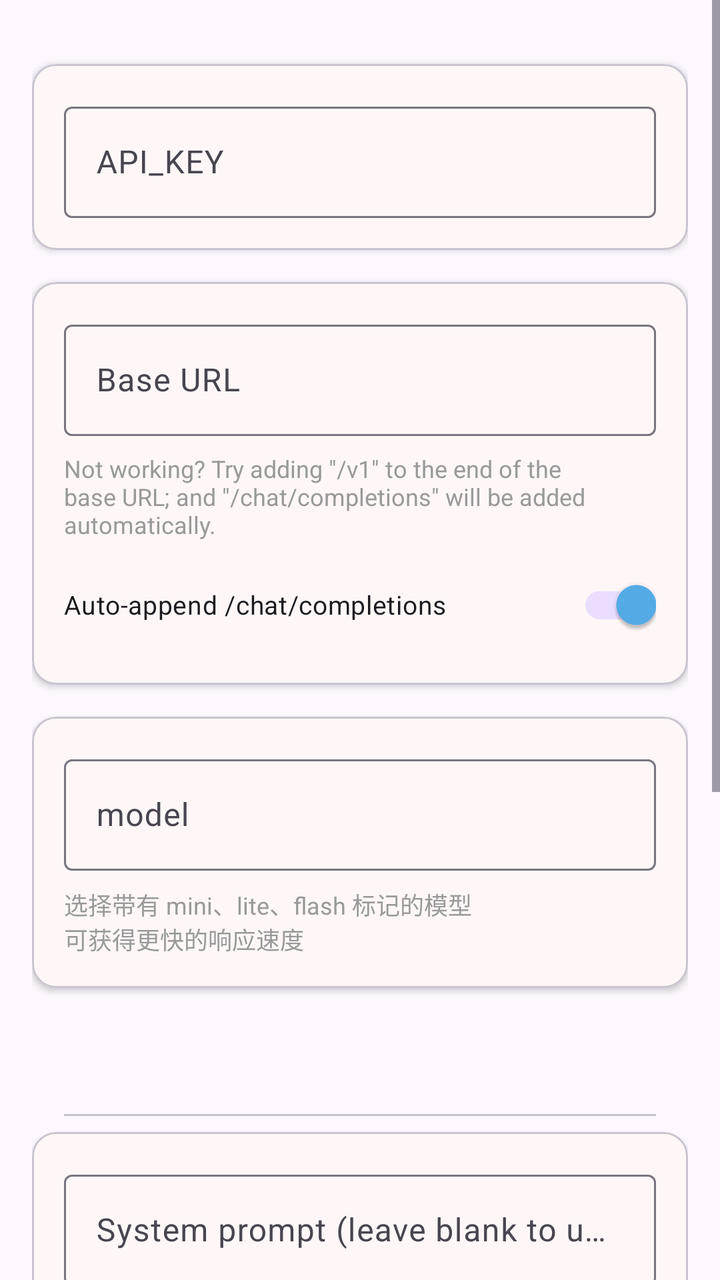
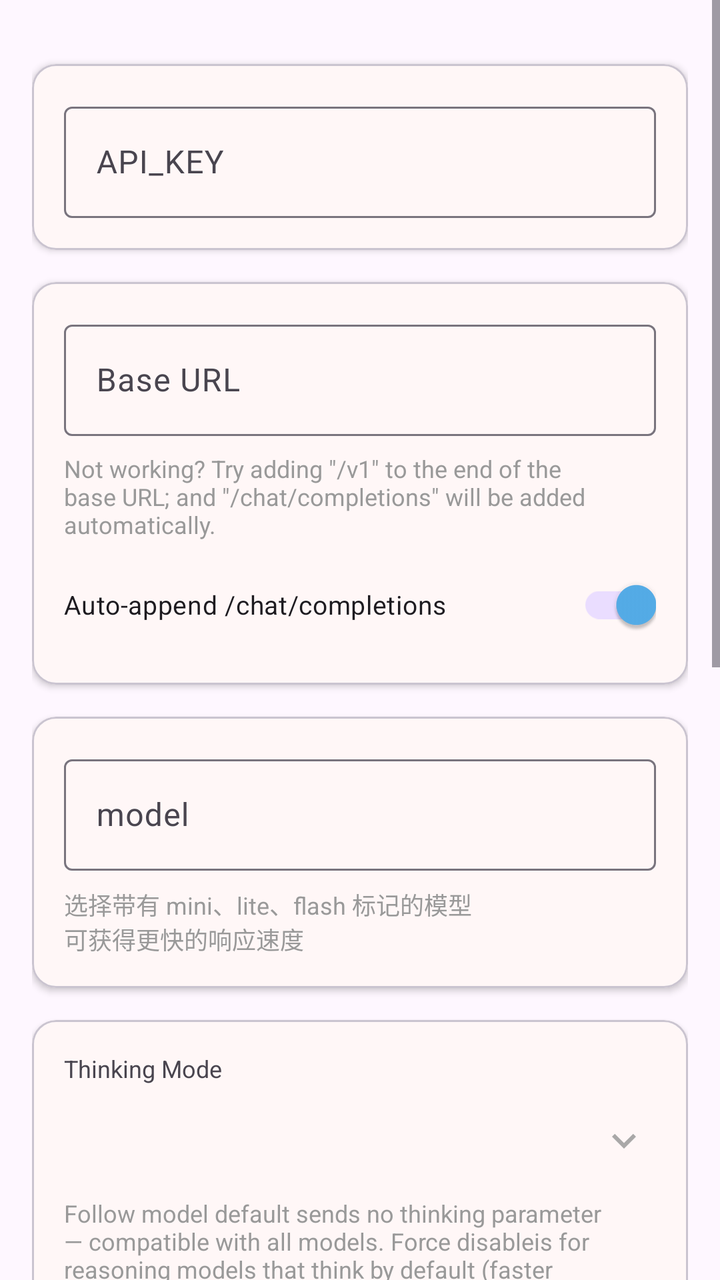

An Android layout rendered at two revisions. The XML below is the earlier revision; the diff shows what the commit changed to produce the second picture.
<!-- AndroidManifest.xml: application theme Theme.MT -->
<!-- res/layout/fragment_openai_api.xml -->
<?xml version="1.0" encoding="utf-8"?>
<ScrollView xmlns:android="http://schemas.android.com/apk/res/android"
    xmlns:app="http://schemas.android.com/apk/res-auto"
    android:layout_width="match_parent"
    android:layout_height="match_parent"
    android:fitsSystemWindows="true">

    <LinearLayout
        android:layout_width="match_parent"
        android:layout_height="wrap_content"
        android:orientation="vertical"
        android:padding="16dp">

        
        <LinearLayout
            android:layout_width="match_parent"
            android:layout_height="wrap_content"
            android:layout_marginBottom="16dp"
            android:orientation="horizontal"
            android:gravity="center_vertical|center_horizontal">

            <ImageView
                android:id="@+id/providerIcon"
                android:layout_width="40dp"
                android:layout_height="40dp"
                android:layout_marginEnd="8dp"
                android:visibility="gone" />

            
            <TextView
                android:id="@+id/providerNameText"
                android:layout_width="wrap_content"
                android:layout_height="wrap_content"
                android:textSize="18sp"
                android:textColor="#333333"
                android:textStyle="bold"
                android:visibility="gone" />

            
            <com.google.android.material.textfield.TextInputLayout
                android:id="@+id/providerNameInputLayout"
                android:layout_width="match_parent"
                android:layout_height="wrap_content"
                android:visibility="gone">

                <com.google.android.material.textfield.TextInputEditText
                    android:id="@+id/editProviderName"
                    android:layout_width="match_parent"
                    android:layout_height="wrap_content"
                    android:hint="@string/custom_api_name_hint" />
            </com.google.android.material.textfield.TextInputLayout>
        </LinearLayout>

        
        <com.google.android.material.card.MaterialCardView
            android:layout_width="match_parent"
            android:layout_height="wrap_content"
            android:layout_marginBottom="16dp"
            app:cardBackgroundColor="@color/card_background"
            app:cardElevation="2dp">

            <LinearLayout
                android:layout_width="match_parent"
                android:layout_height="wrap_content"
                android:orientation="vertical"
                android:padding="16dp">

                <com.google.android.material.textfield.TextInputLayout
                    android:layout_width="match_parent"
                    android:layout_height="wrap_content">

                    <com.google.android.material.textfield.TextInputEditText
                        android:id="@+id/editApiKey"
                        android:layout_width="match_parent"
                        android:layout_height="wrap_content"
                        android:hint="@string/api_key" />
                </com.google.android.material.textfield.TextInputLayout>

                <TextView
                    android:id="@+id/consoleLink"
                    android:layout_width="wrap_content"
                    android:layout_height="wrap_content"
                    android:layout_marginTop="8dp"
                    android:textColor="#55AEEA"
                    android:textSize="12sp"
                    android:visibility="gone" />
            </LinearLayout>
        </com.google.android.material.card.MaterialCardView>

        
        <com.google.android.material.card.MaterialCardView
            android:id="@+id/baseUrlCard"
            android:layout_width="match_parent"
            android:layout_height="wrap_content"
            android:layout_marginBottom="16dp"
            app:cardBackgroundColor="@color/card_background"
            app:cardElevation="2dp">

            <LinearLayout
                android:layout_width="match_parent"
                android:layout_height="wrap_content"
                android:orientation="vertical"
                android:padding="16dp">

                <com.google.android.material.textfield.TextInputLayout
                    android:layout_width="match_parent"
                    android:layout_height="wrap_content">

                    <com.google.android.material.textfield.TextInputEditText
                        android:id="@+id/editBaseUrl"
                        android:layout_width="match_parent"
                        android:layout_height="wrap_content"
                        android:hint="@string/base_url" />
                </com.google.android.material.textfield.TextInputLayout>

                <TextView
                    android:id="@+id/builtinUrlBadge"
                    android:layout_width="wrap_content"
                    android:layout_height="wrap_content"
                    android:layout_marginTop="4dp"
                    android:text="@string/builtin_field_readonly"
                    android:textColor="?android:textColorSecondary"
                    android:textSize="12sp"
                    android:visibility="gone" />

                <TextView
                    android:layout_width="wrap_content"
                    android:layout_height="wrap_content"
                    android:layout_marginTop="8dp"
                    android:text="@string/base_url_tips"
                    android:textColor="#999999"
                    android:textSize="12sp" />

                <com.google.android.material.switchmaterial.SwitchMaterial
                    android:id="@+id/switchAutoAppendPath"
                    android:layout_width="match_parent"
                    android:layout_height="wrap_content"
                    android:layout_marginTop="8dp"
                    android:text="@string/auto_append_path_title"
                    android:textSize="13sp"
                    android:checked="true" />

            </LinearLayout>
        </com.google.android.material.card.MaterialCardView>

        
        <com.google.android.material.card.MaterialCardView
            android:layout_width="match_parent"
            android:layout_height="wrap_content"
            android:layout_marginBottom="16dp"
            app:cardBackgroundColor="@color/card_background"
            app:cardElevation="2dp">

            <LinearLayout
                android:layout_width="match_parent"
                android:layout_height="wrap_content"
                android:orientation="vertical"
                android:padding="16dp">

                
                <com.google.android.material.textfield.TextInputLayout
                    android:id="@+id/modelInputLayout"
                    android:layout_width="match_parent"
                    android:layout_height="wrap_content">

                    <com.google.android.material.textfield.TextInputEditText
                        android:id="@+id/editModelName"
                        android:layout_width="match_parent"
                        android:layout_height="wrap_content"
                        android:hint="@string/model" />
                </com.google.android.material.textfield.TextInputLayout>

                
                <LinearLayout
                    android:id="@+id/modelSpinnerLayout"
                    android:layout_width="match_parent"
                    android:layout_height="wrap_content"
                    android:orientation="vertical"
                    android:visibility="gone">

                    <TextView
                        android:layout_width="wrap_content"
                        android:layout_height="wrap_content"
                        android:text="@string/model_selection"
                        android:textColor="?android:textColorSecondary"
                        android:textSize="12sp" />

                    <TextView
                        android:id="@+id/modelSelector"
                        android:layout_width="match_parent"
                        android:layout_height="wrap_content"
                        android:layout_marginTop="4dp"
                        android:paddingVertical="12dp"
                        android:paddingHorizontal="4dp"
                        android:textSize="16sp"
                        android:textColor="#333333"
                        android:background="?attr/selectableItemBackground"
                        android:drawableEnd="@drawable/baseline_expand_more"
                        android:drawableTint="#999999" />
                </LinearLayout>

                <TextView
                    android:id="@+id/modelTips"
                    android:layout_width="wrap_content"
                    android:layout_height="wrap_content"
                    android:layout_marginTop="8dp"
                    android:text="@string/model_tips"
                    android:textColor="#999999"
                    android:textSize="12sp" />

            </LinearLayout>
        </com.google.android.material.card.MaterialCardView>

        
        <com.google.android.material.tabs.TabLayout
            android:id="@+id/prompt_mode_tabs"
            android:layout_width="match_parent"
            android:layout_height="wrap_content"
            android:layout_marginStart="16dp"
            android:layout_marginEnd="16dp"
            android:layout_marginBottom="8dp"
            app:tabMode="fixed"
            app:tabGravity="fill"
            app:tabIndicatorColor="@color/design_default_color_primary"
            app:tabSelectedTextColor="@color/design_default_color_primary"
            app:tabTextColor="@android:color/darker_gray" />

        
        <com.google.android.material.card.MaterialCardView
            android:layout_width="match_parent"
            android:layout_height="wrap_content"
            android:layout_marginBottom="16dp"
            app:cardBackgroundColor="@color/card_background"
            app:cardElevation="2dp">

            <LinearLayout
                android:layout_width="match_parent"
                android:layout_height="wrap_content"
                android:orientation="vertical"
                android:padding="16dp">

                <com.google.android.material.textfield.TextInputLayout
                    android:layout_width="match_parent"
                    android:layout_height="wrap_content">

                    <com.google.android.material.textfield.TextInputEditText
                        android:id="@+id/editSystemPrompt"
                        android:layout_width="match_parent"
                        android:layout_height="wrap_content"
                        android:hint="@string/system_prompt" />

                </com.google.android.material.textfield.TextInputLayout>

                <TextView
                    android:id="@+id/btnResetSystemPrompt"
                    android:layout_width="wrap_content"
                    android:layout_height="wrap_content"
                    android:layout_marginTop="4dp"
                    android:text="@string/reset_to_default"
                    android:textColor="#55AEEA"
                    android:textSize="13sp"
                    android:visibility="gone"
                    android:background="?attr/selectableItemBackground" />

            </LinearLayout>
        </com.google.android.material.card.MaterialCardView>

        
        <com.google.android.material.card.MaterialCardView
            android:layout_width="match_parent"
            android:layout_height="wrap_content"
            android:layout_marginBottom="16dp"
            app:cardBackgroundColor="@color/card_background"
            app:cardElevation="2dp">

            <LinearLayout
                android:layout_width="match_parent"
                android:layout_height="wrap_content"
                android:orientation="vertical"
                android:padding="16dp">

                <com.google.android.material.textfield.TextInputLayout
                    android:layout_width="match_parent"
                    android:layout_height="wrap_content">

                    <com.google.android.material.textfield.TextInputEditText
                        android:id="@+id/editUserPrompt"
                        android:layout_width="match_parent"
                        android:layout_height="wrap_content"
                        android:hint="@string/user_prompt" />

                </com.google.android.material.textfield.TextInputLayout>

                <TextView
                    android:id="@+id/btnResetUserPrompt"
                    android:layout_width="wrap_content"
                    android:layout_height="wrap_content"
                    android:layout_marginTop="4dp"
                    android:text="@string/reset_to_default"
                    android:textColor="#55AEEA"
                    android:textSize="13sp"
                    android:visibility="gone"
                    android:background="?attr/selectableItemBackground" />

                <TextView
                    android:layout_width="wrap_content"
                    android:layout_height="wrap_content"
                    android:layout_marginTop="8dp"
                    android:text="@string/openai_use_source_text"
                    android:textColor="#999999"
                    android:textSize="12sp" />

            </LinearLayout>
        </com.google.android.material.card.MaterialCardView>

        
        <Button
            android:id="@+id/btnSave"
            android:layout_width="match_parent"
            android:layout_height="wrap_content"
            android:layout_marginTop="8dp"
            android:text="@string/save_configuration" />

        
        <Button
            android:id="@+id/btnTest"
            android:layout_width="match_parent"
            android:layout_height="wrap_content"
            android:layout_marginTop="8dp"
            android:text="@string/test_provider"
            style="?attr/materialButtonOutlinedStyle" />

        
        <Button
            android:id="@+id/btnDelete"
            android:layout_width="match_parent"
            android:layout_height="wrap_content"
            android:layout_marginTop="8dp"
            android:text="@string/custom_api_delete"
            style="?attr/materialButtonOutlinedStyle" />

    </LinearLayout>
</ScrollView>
<!-- resources referenced by this layout -->
<resources>
  <color name="card_background">#FFF7F7</color>
  <!-- drawable baseline_expand_more (drawable) -->
  <vector xmlns:android="http://schemas.android.com/apk/res/android" android:alpha="0.85" android:height="24dp" android:tint="#605E5E" android:viewportHeight="24" android:viewportWidth="24" android:width="24dp">
        
      <path android:fillColor="@android:color/white" android:pathData="M16.59,8.59L12,13.17 7.41,8.59 6,10l6,6 6,-6z"/>
      
  </vector>
  <string name="api_key">API_KEY</string>
  <string name="auto_append_path_title">Auto-append /chat/completions</string>
  <string name="base_url">Base URL</string>
  <string name="base_url_tips">Not working? Try adding \"/v1\" to the end of the base URL; and \"/chat/completions\" will be added automatically.</string>
  <string name="builtin_field_readonly">This field is read-only for built-in APIs</string>
  <string name="custom_api_delete">Delete This API</string>
  <string name="custom_api_name_hint">Name this API</string>
  <string name="model">model</string>
  <string name="model_selection">Model Selection</string>
  <string name="model_tips">选择带有 mini、lite、flash 标记的模型\n可获得更快的响应速度</string>
  <string name="openai_use_source_text">In the user prompt, use \"usefromlang\" to represent the source language, \"usetolang\" to represent the target language, and \"usesourcetext\" to represent the text to be translated</string>
  <string name="reset_to_default">Reset to Default</string>
  <string name="save_configuration">Save Configuration</string>
  <string name="system_prompt">System prompt (leave blank to use the default)</string>
  <string name="test_provider">Test connection</string>
  <string name="user_prompt">User prompt (leave blank to use default)</string>
  <style name="Theme.MT" parent="Base.Theme.MT">
          
          <item name="android:navigationBarColor">@android:color/transparent</item>
          <item name="android:statusBarColor">@android:color/transparent</item>
          <item name="android:windowLightStatusBar">?attr/isLightTheme</item>
      </style>
  <style name="Base.Theme.MT" parent="Theme.Material3.Light.NoActionBar">
          <item name="colorPrimary">#55AEEA</item>
          <item name="android:navigationBarColor">
              @android:color/transparent
          </item>
          <item name="android:enforceNavigationBarContrast">false</item>
          <item name="android:enforceStatusBarContrast">false</item>
      </style>
</resources>

<!-- the commit's change to res/layout/fragment_openai_api.xml (unified diff, before → after) -->
@@ -212,6 +212,51 @@
         </com.google.android.material.card.MaterialCardView>
 
         
+        <com.google.android.material.card.MaterialCardView
+            android:layout_width="match_parent"
+            android:layout_height="wrap_content"
+            android:layout_marginBottom="16dp"
+            app:cardBackgroundColor="@color/card_background"
+            app:cardElevation="2dp">
+
+            <LinearLayout
+                android:layout_width="match_parent"
+                android:layout_height="wrap_content"
+                android:orientation="vertical"
+                android:padding="16dp">
+
+                <TextView
+                    android:layout_width="wrap_content"
+                    android:layout_height="wrap_content"
+                    android:text="@string/thinking_mode_title"
+                    android:textColor="?android:textColorSecondary"
+                    android:textSize="12sp" />
+
+                <TextView
+                    android:id="@+id/thinkingModeSelector"
+                    android:layout_width="match_parent"
+                    android:layout_height="wrap_content"
+                    android:layout_marginTop="4dp"
+                    android:paddingVertical="12dp"
+                    android:paddingHorizontal="4dp"
+                    android:textSize="16sp"
+                    android:textColor="#333333"
+                    android:background="?attr/selectableItemBackground"
+                    android:drawableEnd="@drawable/baseline_expand_more"
+                    android:drawableTint="#999999" />
+
+                <TextView
+                    android:layout_width="wrap_content"
+                    android:layout_height="wrap_content"
+                    android:layout_marginTop="4dp"
+                    android:text="@string/thinking_mode_summary"
+                    android:textColor="#999999"
+                    android:textSize="12sp" />
+
+            </LinearLayout>
+        </com.google.android.material.card.MaterialCardView>
+
+        
         <com.google.android.material.tabs.TabLayout
             android:id="@+id/prompt_mode_tabs"
             android:layout_width="match_parent"
<!-- resource entries referenced after the edit -->
@@ -22,6 +22,8 @@
   <string name="save_configuration">Save Configuration</string>
   <string name="system_prompt">System prompt (leave blank to use the default)</string>
   <string name="test_provider">Test connection</string>
+  <string name="thinking_mode_summary">"Follow model default" sends no thinking parameter — compatible with all models. "Force disable" is for reasoning models that think by default (faster translation). "Force enable" enables thinking for reasoning-capable models.</string>
+  <string name="thinking_mode_title">Thinking Mode</string>
   <string name="user_prompt">User prompt (leave blank to use default)</string>
   <style name="Theme.MT" parent="Base.Theme.MT">
           
